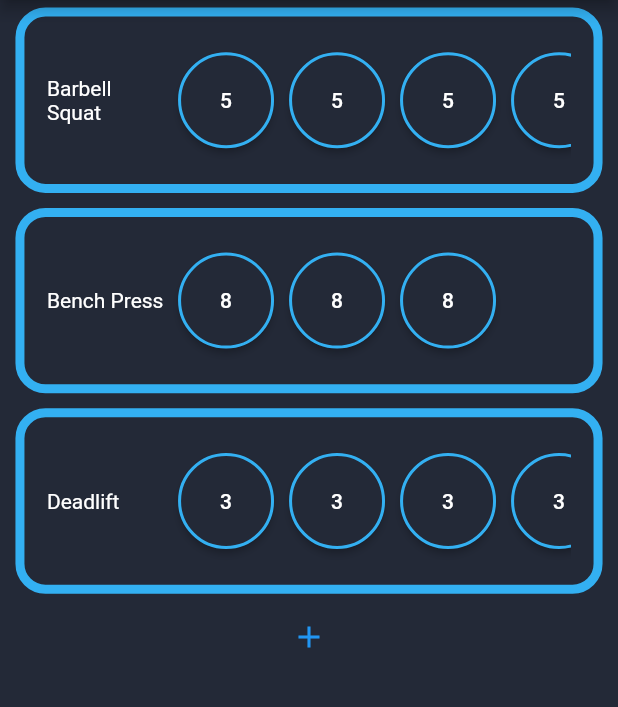
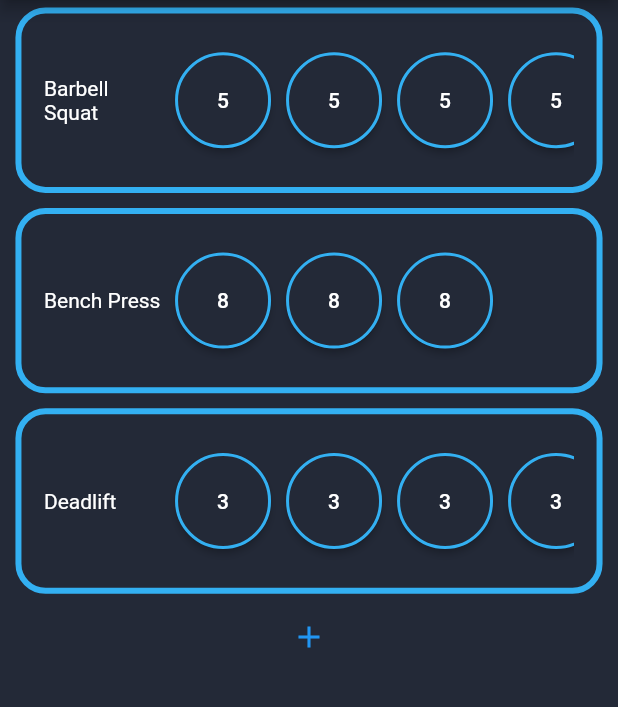
Before and after one commit to TheBeville/workout_app, a Flutter app: the screen it shows after launch, on a phone screen of 412 x 824 dp, the part 84-791 px from its top. Run offline on Flutter 3.47's test engine with Material 2 defaults, Android fonts, the phone set to English and light mode, and no system bars.

Commit message:
commenting/minor changes

```diff
--- a/lib/views/workout_session.dart
+++ b/lib/views/workout_session.dart
@@ -52,6 +52,7 @@ class _WorkoutSessionState extends State<WorkoutSession> {
                 setState(
                   () {
                     currentSessionExerciseList.add(
+                      // fill WorkoutExercise params w/ data returned from AlertDialog
                       WorkoutExercise(
                         chosenExercise: exerciseTileCreationData.chosenExercise,
                         numOfSets: exerciseTileCreationData.numberOfSets,
--- a/lib/widgets/add_exercise.dart
+++ b/lib/widgets/add_exercise.dart
@@ -48,6 +48,7 @@ class _AddExerciseState extends State<AddExercise> {
           Row(
             mainAxisAlignment: MainAxisAlignment.spaceEvenly,
             children: [
+              // user enters number of sets
               SizedBox(
                 width: MediaQuery.of(context).size.width * 0.2,
                 child: TextFormField(
@@ -61,6 +62,7 @@ class _AddExerciseState extends State<AddExercise> {
                   },
                 ),
               ),
+              // user enters number of reps
               SizedBox(
                 width: MediaQuery.of(context).size.width * 0.2,
                 child: TextFormField(
@@ -88,6 +90,7 @@ class _AddExerciseState extends State<AddExercise> {
         TextButton(
           child: const Text('Done'),
           onPressed: () {
+            // send data to WorkoutSession to add instance of WorkoutExercise
             Navigator.of(context).pop(ExerciseTileCreationData(
                 chosenExercise: _dropdownValue,
                 numberOfSets: numberOfSets,
--- a/lib/widgets/workout_exercise.dart
+++ b/lib/widgets/workout_exercise.dart
@@ -31,7 +31,7 @@ class WorkoutExercise extends StatelessWidget {
       width: MediaQuery.of(context).size.width * 0.95,
       margin: const EdgeInsets.all(5),
       decoration: BoxDecoration(
-        border: Border.all(color: Theme.of(context).primaryColor, width: 6),
+        border: Border.all(color: Theme.of(context).primaryColor, width: 4),
         borderRadius: BorderRadius.circular(20),
       ),
       padding: const EdgeInsets.all(15),
```
